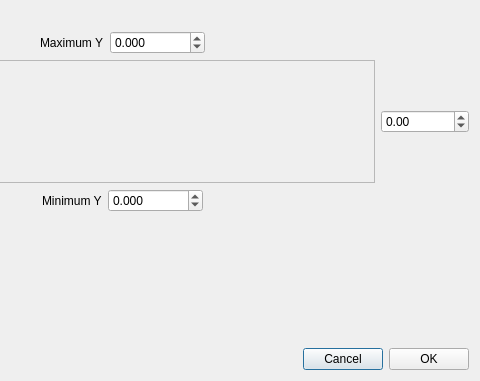
Above: src/manualscale.ui from hobrasoft/simul6 before the change; both pictures show x 208 to 688 and y 0 to 381 of the 688 by 381 pixel window. Below: the same form after it.
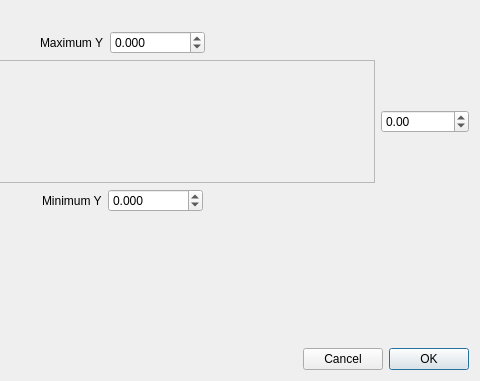
That is the form after the change.

Commit message: Fixed default actions in dialogs

```diff
--- a/src/manualscale.ui
+++ b/src/manualscale.ui
@@ -252,6 +252,9 @@
        <property name="text">
         <string>Cancel</string>
        </property>
+       <property name="autoDefault">
+        <bool>false</bool>
+       </property>
       </widget>
      </item>
      <item>
@@ -259,6 +262,12 @@
        <property name="text">
         <string>OK</string>
        </property>
+       <property name="autoDefault">
+        <bool>false</bool>
+       </property>
+       <property name="default">
+        <bool>true</bool>
+       </property>
       </widget>
      </item>
     </layout>
```
The commit also changes 6 other files.
